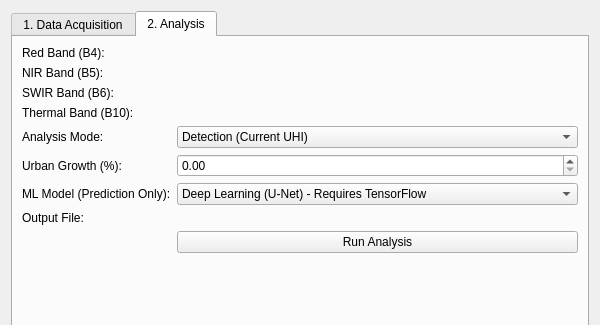
First picture: the form in uhi_qgis_plugin/uhi_plugin_dialog_base.ui, repository Mercy14846/Urban-Heat-Island-Model, before the edit; both pictures show x 0 to 600 and y 0 to 325 of the 600 by 642 pixel window.
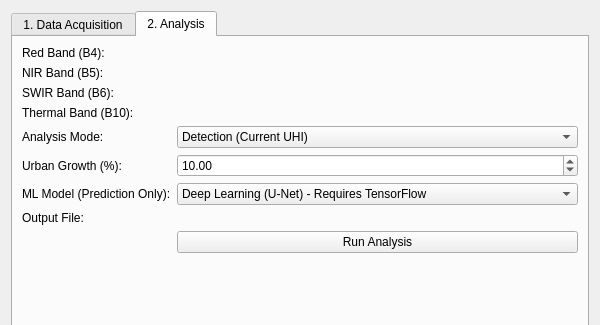
Second picture: the form after the edit. The open tabs and pages were chosen to show the change. Custom widgets are drawn as their Qt base class.

Commit message: feat: add initial UI for the Urban Heat Island Model QGIS plugin dialog.

Diff of the .ui file:
```diff
--- a/uhi_qgis_plugin/uhi_plugin_dialog_base.ui
+++ b/uhi_qgis_plugin/uhi_plugin_dialog_base.ui
@@ -299,7 +299,7 @@
        <item row="5" column="1">
         <widget class="QDoubleSpinBox" name="spinBox_growth">
          <property name="value">
-          <number>10.0</number>
+          <number>10</number>
          </property>
         </widget>
        </item>
```
